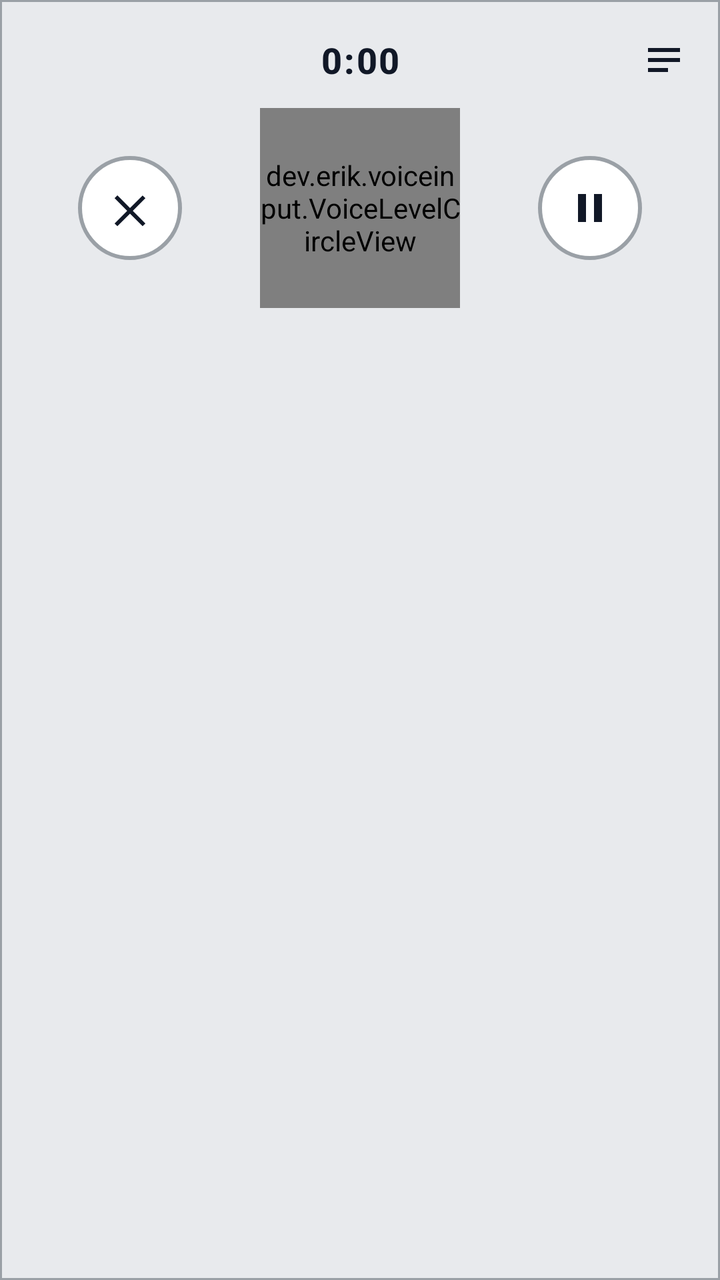
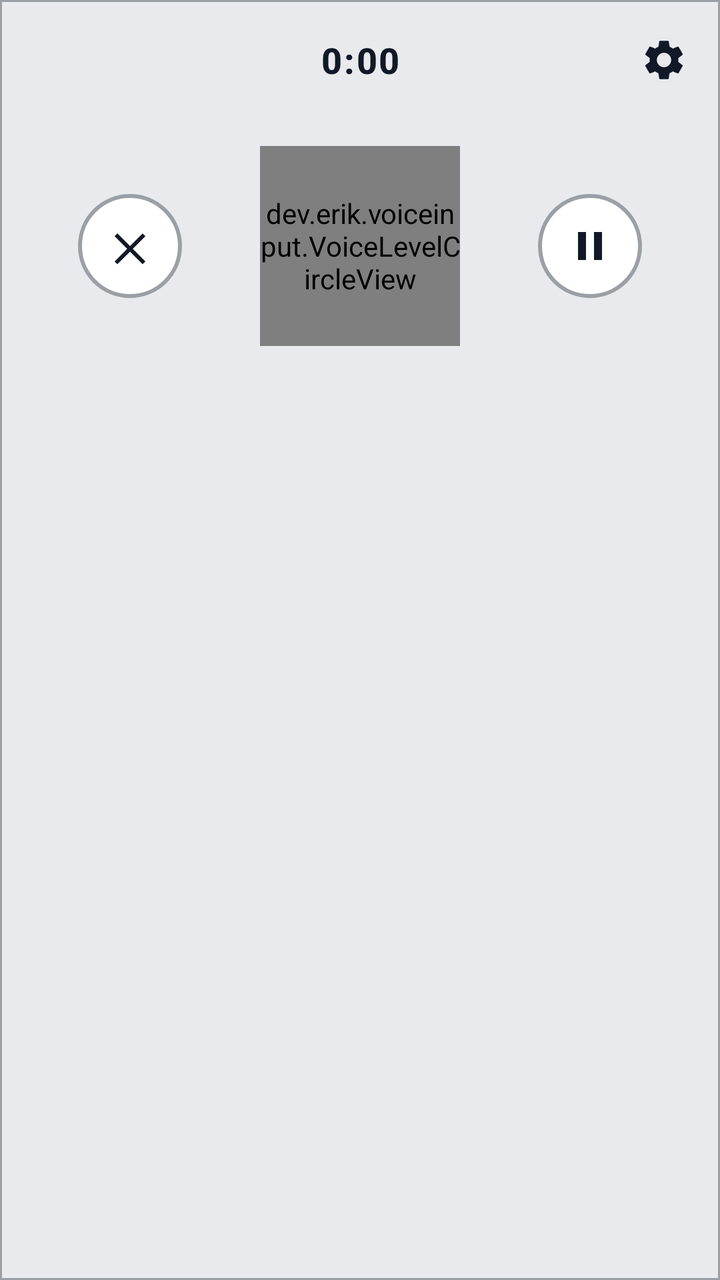

Two renders of the same Android screen: before a commit and after it. Below are the layout's source before the change and the commit's diff.
<!-- AndroidManifest.xml: application theme Theme.VoiceInput -->
<!-- res/layout/voice_input_ime.xml -->
<?xml version="1.0" encoding="utf-8"?>
<LinearLayout xmlns:android="http://schemas.android.com/apk/res/android"
    xmlns:app="http://schemas.android.com/apk/res-auto"
    android:layout_width="match_parent"
    android:layout_height="wrap_content"
    android:background="@drawable/ime_panel_background"
    android:orientation="vertical"
    android:paddingTop="10dp"
    android:paddingBottom="14dp">

    
    <FrameLayout
        android:layout_width="match_parent"
        android:layout_height="wrap_content"
        android:paddingHorizontal="8dp"
        android:minHeight="36dp">

        <TextView
            android:id="@+id/status"
            android:layout_width="wrap_content"
            android:layout_height="wrap_content"
            android:layout_gravity="center"
            android:gravity="center"
            android:text="0:00"
            android:textColor="@color/ime_status_text"
            android:textSize="18sp"
            android:textStyle="bold"
            android:fontFamily="sans-serif-medium"
            android:letterSpacing="0.05" />

        <ImageButton
            android:id="@+id/open_app"
            android:layout_width="40dp"
            android:layout_height="40dp"
            android:layout_gravity="end|center_vertical"
            android:background="?android:attr/selectableItemBackgroundBorderless"
            android:contentDescription="@string/ime_open_history"
            android:padding="8dp"
            android:scaleType="centerInside"
            android:src="@drawable/ic_ime_open_app"
            app:tint="@color/ime_status_text" />
    </FrameLayout>

    <TextView
        android:id="@+id/hint"
        android:layout_width="match_parent"
        android:layout_height="wrap_content"
        android:gravity="center"
        android:paddingHorizontal="20dp"
        android:paddingBottom="4dp"
        android:text="@string/ime_tip_speak"
        android:textColor="@color/ime_hint_text"
        android:textSize="12sp"
        android:visibility="gone" />

    <TextView
        android:id="@+id/debug_detail"
        android:layout_width="match_parent"
        android:layout_height="wrap_content"
        android:fontFamily="monospace"
        android:gravity="center"
        android:lineSpacingExtra="2dp"
        android:paddingHorizontal="12dp"
        android:paddingBottom="4dp"
        android:textColor="@color/ime_debug_text"
        android:textSize="11sp"
        android:visibility="gone" />

    
    <ProgressBar
        android:id="@+id/process_progress"
        style="?android:attr/progressBarStyleHorizontal"
        android:layout_width="0dp"
        android:layout_height="0dp"
        android:visibility="gone" />

    <LinearLayout
        android:layout_width="match_parent"
        android:layout_height="wrap_content"
        android:gravity="center_vertical"
        android:minHeight="100dp"
        android:orientation="horizontal"
        android:paddingTop="4dp">

        <FrameLayout
            android:layout_width="0dp"
            android:layout_height="match_parent"
            android:layout_weight="1">

            <ImageButton
                android:id="@+id/cancel"
                android:layout_width="52dp"
                android:layout_height="52dp"
                android:layout_gravity="center"
                android:background="@drawable/ime_stop_button_background"
                android:contentDescription="@string/ime_cancel"
                android:padding="14dp"
                android:scaleType="centerInside"
                android:src="@drawable/ic_ime_cancel"
                app:tint="@color/ime_status_text" />
        </FrameLayout>

        <FrameLayout
            android:id="@+id/stop_button"
            android:layout_width="100dp"
            android:layout_height="100dp"
            android:background="@drawable/ime_stop_button_background"
            android:clickable="true"
            android:contentDescription="@string/ime_mic_stop"
            android:focusable="true">

            <dev.erik.voiceinput.VoiceLevelCircleView
                android:id="@+id/voice_circle"
                android:layout_width="match_parent"
                android:layout_height="match_parent"
                android:clickable="false"
                android:focusable="false" />
        </FrameLayout>

        <FrameLayout
            android:layout_width="0dp"
            android:layout_height="match_parent"
            android:layout_weight="1">

            <ImageButton
                android:id="@+id/pause_resume"
                android:layout_width="52dp"
                android:layout_height="52dp"
                android:layout_gravity="center"
                android:background="@drawable/ime_stop_button_background"
                android:contentDescription="@string/ime_pause"
                android:padding="14dp"
                android:scaleType="centerInside"
                android:src="@drawable/ic_ime_pause"
                app:tint="@color/ime_status_text" />

            <ImageButton
                android:id="@+id/retry"
                android:layout_width="52dp"
                android:layout_height="52dp"
                android:layout_gravity="center"
                android:background="@drawable/ime_stop_button_background"
                android:contentDescription="@string/ime_retry"
                android:padding="14dp"
                android:scaleType="centerInside"
                android:src="@drawable/ic_ime_retry"
                android:visibility="gone"
                app:tint="@color/ime_status_text" />
        </FrameLayout>
    </LinearLayout>
</LinearLayout>
<!-- resources referenced by this layout -->
<resources>
  <color name="ime_debug_text">#5F6368</color>
  <color name="ime_hint_text">#5F6368</color>
  <color name="ime_status_text">#111827</color>
  <!-- drawable ic_ime_cancel (drawable) -->
  <?xml version="1.0" encoding="utf-8"?>
  <vector xmlns:android="http://schemas.android.com/apk/res/android"
      android:width="24dp"
      android:height="24dp"
      android:viewportWidth="24"
      android:viewportHeight="24">
      
      <path
          android:fillColor="#FF000000"
          android:pathData="M18.3,5.71L12,12.01 5.7,5.7 4.29,7.11 10.59,13.41 4.29,19.71 5.7,21.12 12,14.82 18.3,21.12 19.71,19.71 13.41,13.41 19.71,7.11z" />
  </vector>
  <!-- drawable ic_ime_open_app (drawable) -->
  <?xml version="1.0" encoding="utf-8"?>
  <vector xmlns:android="http://schemas.android.com/apk/res/android"
      android:width="24dp"
      android:height="24dp"
      android:viewportWidth="24"
      android:viewportHeight="24">
      
      <path
          android:fillColor="#FF000000"
          android:pathData="M4,6h16v2H4V6zM4,11h16v2H4v-2zM4,16h10v2H4v-2z" />
  </vector>
  <!-- drawable ic_ime_pause (drawable) -->
  <?xml version="1.0" encoding="utf-8"?>
  <vector xmlns:android="http://schemas.android.com/apk/res/android"
      android:width="24dp"
      android:height="24dp"
      android:viewportWidth="24"
      android:viewportHeight="24">
      <path
          android:fillColor="#FF000000"
          android:pathData="M6,5h4v14H6V5zM14,5h4v14h-4V5z" />
  </vector>
  <!-- drawable ime_panel_background (drawable) -->
  <?xml version="1.0" encoding="utf-8"?>
  <shape xmlns:android="http://schemas.android.com/apk/res/android"
      android:shape="rectangle">
      <solid android:color="@color/ime_background" />
      <stroke
          android:width="1dp"
          android:color="@color/ime_panel_border" />
  </shape>
  <!-- drawable ime_stop_button_background (drawable) -->
  <?xml version="1.0" encoding="utf-8"?>
  <shape xmlns:android="http://schemas.android.com/apk/res/android"
      android:shape="oval">
      <solid android:color="@color/ime_stop_button_bg" />
      <stroke
          android:width="2dp"
          android:color="@color/ime_panel_border" />
  </shape>
  <string name="ime_cancel">Cancel (saves to History if long enough)</string>
  <string name="ime_mic_stop">Stop and process</string>
  <string name="ime_open_history">History</string>
  <string name="ime_pause">Pause</string>
  <string name="ime_retry">Retry transcription</string>
  <string name="ime_tip_speak">Speak now</string>
  <style name="Theme.VoiceInput" parent="Theme.AppCompat.DayNight.NoActionBar" />
  <color name="ime_background">#E8EAED</color>
  <color name="ime_panel_border">#9AA0A6</color>
  <color name="ime_stop_button_bg">#FFFFFF</color>
  <!-- unchanged entries left out for length: 1 -->
</resources>

<!-- the commit's change to res/layout/voice_input_ime.xml (unified diff, before → after) -->
@@ -4,16 +4,15 @@
     android:layout_width="match_parent"
     android:layout_height="wrap_content"
     android:background="@drawable/ime_panel_background"
+    android:minHeight="188dp"
     android:orientation="vertical"
     android:paddingTop="10dp"
     android:paddingBottom="14dp">
 
-    
     <FrameLayout
         android:layout_width="match_parent"
-        android:layout_height="wrap_content"
-        android:paddingHorizontal="8dp"
-        android:minHeight="36dp">
+        android:layout_height="40dp"
+        android:paddingHorizontal="8dp">
 
         <TextView
             android:id="@+id/status"
@@ -21,6 +20,7 @@
             android:layout_height="wrap_content"
             android:layout_gravity="center"
             android:gravity="center"
+            android:minWidth="64dp"
             android:text="0:00"
             android:textColor="@color/ime_status_text"
             android:textSize="18sp"
@@ -34,24 +34,24 @@
             android:layout_height="40dp"
             android:layout_gravity="end|center_vertical"
             android:background="?android:attr/selectableItemBackgroundBorderless"
-            android:contentDescription="@string/ime_open_history"
+            android:contentDescription="@string/ime_open_settings"
             android:padding="8dp"
             android:scaleType="centerInside"
-            android:src="@drawable/ic_ime_open_app"
+            android:src="@drawable/ic_ime_settings"
             app:tint="@color/ime_status_text" />
     </FrameLayout>
 
+    
     <TextView
         android:id="@+id/hint"
         android:layout_width="match_parent"
-        android:layout_height="wrap_content"
+        android:layout_height="18dp"
         android:gravity="center"
         android:paddingHorizontal="20dp"
-        android:paddingBottom="4dp"
         android:text="@string/ime_tip_speak"
         android:textColor="@color/ime_hint_text"
         android:textSize="12sp"
-        android:visibility="gone" />
+        android:visibility="invisible" />
 
     <TextView
         android:id="@+id/debug_detail"
@@ -61,12 +61,11 @@
         android:gravity="center"
         android:lineSpacingExtra="2dp"
         android:paddingHorizontal="12dp"
-        android:paddingBottom="4dp"
         android:textColor="@color/ime_debug_text"
         android:textSize="11sp"
-        android:visibility="gone" />
+        android:visibility="gone"
+        android:maxLines="2" />
 
-    
     <ProgressBar
         android:id="@+id/process_progress"
         style="?android:attr/progressBarStyleHorizontal"
@@ -76,11 +75,10 @@
 
     <LinearLayout
         android:layout_width="match_parent"
-        android:layout_height="wrap_content"
+        android:layout_height="108dp"
         android:gravity="center_vertical"
-        android:minHeight="100dp"
         android:orientation="horizontal"
-        android:paddingTop="4dp">
+        android:paddingTop="2dp">
 
         <FrameLayout
             android:layout_width="0dp"
<!-- resource entries referenced after the edit -->
@@ -15,18 +15,6 @@
           android:fillColor="#FF000000"
           android:pathData="M18.3,5.71L12,12.01 5.7,5.7 4.29,7.11 10.59,13.41 4.29,19.71 5.7,21.12 12,14.82 18.3,21.12 19.71,19.71 13.41,13.41 19.71,7.11z" />
   </vector>
-  <!-- drawable ic_ime_open_app (drawable) -->
-  <?xml version="1.0" encoding="utf-8"?>
-  <vector xmlns:android="http://schemas.android.com/apk/res/android"
-      android:width="24dp"
-      android:height="24dp"
-      android:viewportWidth="24"
-      android:viewportHeight="24">
-      
-      <path
-          android:fillColor="#FF000000"
-          android:pathData="M4,6h16v2H4V6zM4,11h16v2H4v-2zM4,16h10v2H4v-2z" />
-  </vector>
   <!-- drawable ic_ime_pause (drawable) -->
   <?xml version="1.0" encoding="utf-8"?>
   <vector xmlns:android="http://schemas.android.com/apk/res/android"
@@ -37,6 +25,18 @@
       <path
           android:fillColor="#FF000000"
           android:pathData="M6,5h4v14H6V5zM14,5h4v14h-4V5z" />
+  </vector>
+  <!-- drawable ic_ime_settings (drawable) -->
+  <?xml version="1.0" encoding="utf-8"?>
+  <vector xmlns:android="http://schemas.android.com/apk/res/android"
+      android:width="24dp"
+      android:height="24dp"
+      android:viewportWidth="24"
+      android:viewportHeight="24">
+      
+      <path
+          android:fillColor="#FF000000"
+          android:pathData="M19.14,12.94c0.04,-0.31 0.06,-0.63 0.06,-0.94c0,-0.31 -0.02,-0.63 -0.06,-0.94l2.03,-1.58c0.18,-0.14 0.23,-0.41 0.12,-0.61l-1.92,-3.32c-0.12,-0.22 -0.37,-0.29 -0.59,-0.22l-2.39,0.96c-0.5,-0.38 -1.03,-0.7 -1.62,-0.94L14.4,2.81c-0.04,-0.24 -0.24,-0.41 -0.48,-0.41h-3.84c-0.24,0 -0.43,0.17 -0.47,0.41L9.25,5.35C8.66,5.59 8.12,5.92 7.63,6.29L5.24,5.33c-0.22,-0.08 -0.47,0 -0.59,0.22L2.74,8.87C2.62,9.08 2.66,9.34 2.86,9.48l2.03,1.58C4.84,11.37 4.8,11.69 4.8,12s0.02,0.63 0.06,0.94l-2.03,1.58c-0.18,0.14 -0.23,0.41 -0.12,0.61l1.92,3.32c0.12,0.22 0.37,0.29 0.59,0.22l2.39,-0.96c0.5,0.38 1.03,0.7 1.62,0.94l0.36,2.54c0.05,0.24 0.24,0.41 0.48,0.41h3.84c0.24,0 0.44,-0.17 0.47,-0.41l0.36,-2.54c0.59,-0.24 1.13,-0.56 1.62,-0.94l2.39,0.96c0.22,0.08 0.47,0 0.59,-0.22l1.92,-3.32c0.12,-0.22 0.07,-0.47 -0.12,-0.61L19.14,12.94zM12,15.6c-1.98,0 -3.6,-1.62 -3.6,-3.6s1.62,-3.6 3.6,-3.6s3.6,1.62 3.6,3.6S13.98,15.6 12,15.6z" />
   </vector>
   <!-- drawable ime_panel_background (drawable) -->
   <?xml version="1.0" encoding="utf-8"?>
@@ -58,7 +58,7 @@
   </shape>
   <string name="ime_cancel">Cancel (saves to History if long enough)</string>
   <string name="ime_mic_stop">Stop and process</string>
-  <string name="ime_open_history">History</string>
+  <string name="ime_open_settings">Settings</string>
   <string name="ime_pause">Pause</string>
   <string name="ime_retry">Retry transcription</string>
   <string name="ime_tip_speak">Speak now</string>
